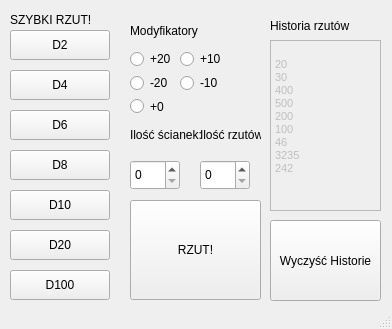
Qt form mainwindow.ui (Johny250353/RollforPA) before a commit.
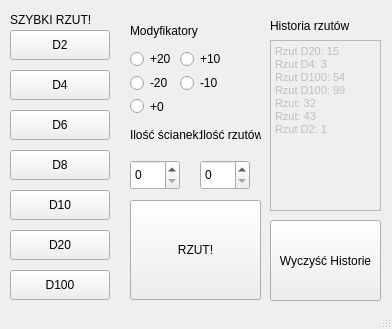
The same form after that commit.

Commit message: Działa Koniec projektu

```diff
--- a/mainwindow.ui
+++ b/mainwindow.ui
@@ -62,17 +62,7 @@
 &lt;html&gt;&lt;head&gt;&lt;meta name=&quot;qrichtext&quot; content=&quot;1&quot; /&gt;&lt;style type=&quot;text/css&quot;&gt;
 p, li { white-space: pre-wrap; }
 &lt;/style&gt;&lt;/head&gt;&lt;body style=&quot; font-family:'MS Shell Dlg 2'; font-size:8.25pt; font-weight:400; font-style:normal;&quot;&gt;
-&lt;p style=&quot;-qt-paragraph-type:empty; margin-top:0px; margin-bottom:0px; margin-left:0px; margin-right:0px; -qt-block-indent:0; text-indent:0px;&quot;&gt;&lt;br /&gt;&lt;/p&gt;
-&lt;p style=&quot; margin-top:0px; margin-bottom:0px; margin-left:0px; margin-right:0px; -qt-block-indent:0; text-indent:0px;&quot;&gt;20&lt;/p&gt;
-&lt;p style=&quot; margin-top:0px; margin-bottom:0px; margin-left:0px; margin-right:0px; -qt-block-indent:0; text-indent:0px;&quot;&gt;30&lt;/p&gt;
-&lt;p style=&quot; margin-top:0px; margin-bottom:0px; margin-left:0px; margin-right:0px; -qt-block-indent:0; text-indent:0px;&quot;&gt;400&lt;/p&gt;
-&lt;p style=&quot; margin-top:0px; margin-bottom:0px; margin-left:0px; margin-right:0px; -qt-block-indent:0; text-indent:0px;&quot;&gt;500&lt;/p&gt;
-&lt;p style=&quot; margin-top:0px; margin-bottom:0px; margin-left:0px; margin-right:0px; -qt-block-indent:0; text-indent:0px;&quot;&gt;200&lt;/p&gt;
-&lt;p style=&quot; margin-top:0px; margin-bottom:0px; margin-left:0px; margin-right:0px; -qt-block-indent:0; text-indent:0px;&quot;&gt;100&lt;/p&gt;
-&lt;p style=&quot; margin-top:0px; margin-bottom:0px; margin-left:0px; margin-right:0px; -qt-block-indent:0; text-indent:0px;&quot;&gt;46&lt;/p&gt;
-&lt;p style=&quot; margin-top:0px; margin-bottom:0px; margin-left:0px; margin-right:0px; -qt-block-indent:0; text-indent:0px;&quot;&gt;3235&lt;/p&gt;
-&lt;p style=&quot; margin-top:0px; margin-bottom:0px; margin-left:0px; margin-right:0px; -qt-block-indent:0; text-indent:0px;&quot;&gt;242&lt;/p&gt;
-&lt;p style=&quot;-qt-paragraph-type:empty; margin-top:0px; margin-bottom:0px; margin-left:0px; margin-right:0px; -qt-block-indent:0; text-indent:0px;&quot;&gt;&lt;br /&gt;&lt;/p&gt;&lt;/body&gt;&lt;/html&gt;</string>
+&lt;p style=&quot; margin-top:0px; margin-bottom:0px; margin-left:0px; margin-right:0px; -qt-block-indent:0; text-indent:0px;&quot;&gt;Rzut D20: 15&lt;br /&gt;Rzut D4: 3&lt;br /&gt;Rzut D100: 54&lt;br /&gt;Rzut D100: 99&lt;br /&gt;Rzut: 32&lt;br /&gt;Rzut: 43&lt;br /&gt;Rzut D2: 1&lt;/p&gt;&lt;/body&gt;&lt;/html&gt;</string>
     </property>
    </widget>
    <widget class="QPushButton" name="pushButton_rzut">
@@ -357,7 +347,7 @@
      <string>Modyfikatory</string>
     </property>
    </widget>
-   <widget class="QWidget" name="">
+   <widget class="QWidget" name="layoutWidget">
     <property name="geometry">
      <rect>
       <x>130</x>
```
The commit also changes 1 other file.
